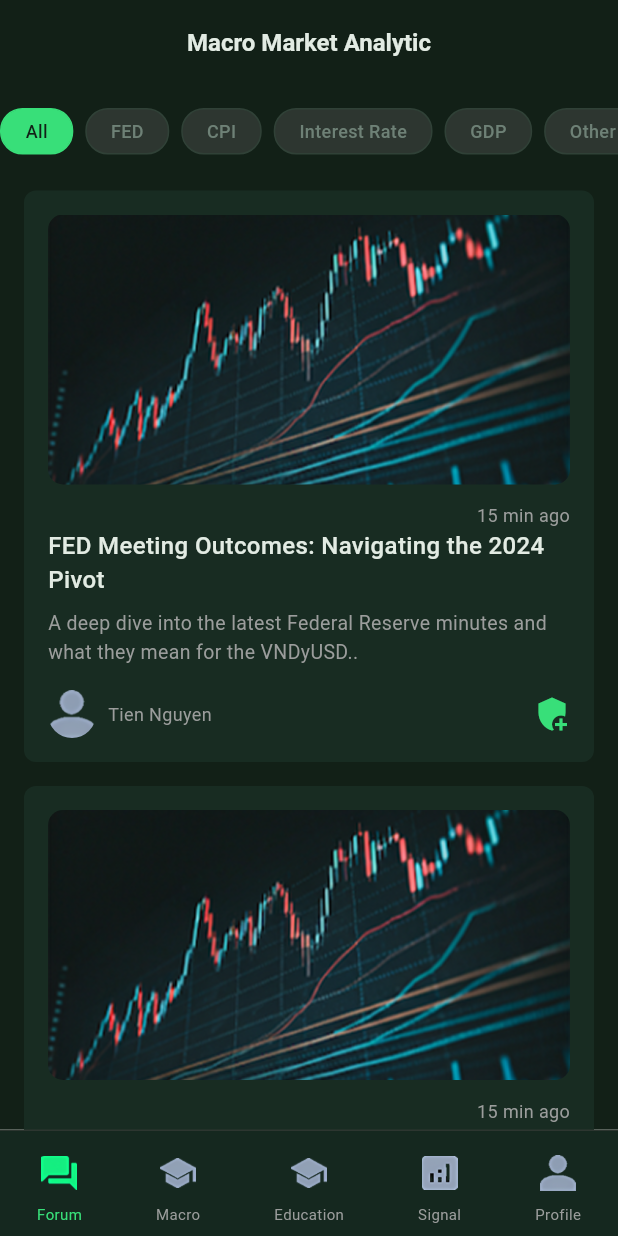
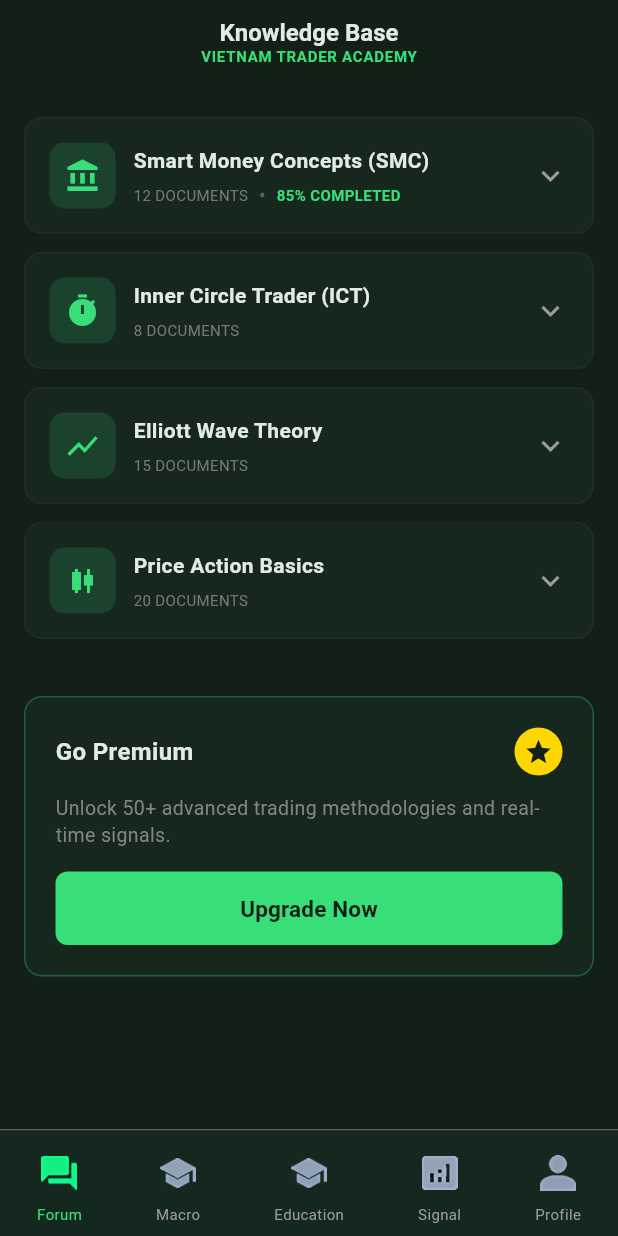
Before and after one commit to nhatlongtien/VN_Trader, a Flutter app: the TabBarScreen screen opened by its route, swiped to page 3, on a phone screen of 412 x 824 dp. Run offline on Flutter 3.47's test engine with Material 3 defaults, Android fonts, the phone set to English and light mode, and no system bars; our stand-ins replace bloc, cached_network_image, equatable, flutter_bloc, go_router.

Commit message:
Done UI academy

```diff
--- /dev/null
+++ b/vn_trader/lib/presentation/pages/academy_screen.dart
@@ -0,0 +1,207 @@
+import 'package:flutter/material.dart';
+import 'package:vn_trader/core/constants/app_colors.dart';
+import 'package:vn_trader/core/theme/app_text_styles.dart';
+import 'package:vn_trader/presentation/widgets/academy/index.dart';
+
+class AcademyScreen extends StatelessWidget {
+  const AcademyScreen({super.key});
+
+  @override
+  Widget build(BuildContext context) {
+    return const _AcademyScreenContent();
+  }
+}
+
+class _AcademyScreenContent extends StatefulWidget {
+  const _AcademyScreenContent();
+
+  @override
+  State<_AcademyScreenContent> createState() => _AcademyScreenContentState();
+}
+
+class _AcademyScreenContentState extends State<_AcademyScreenContent> {
+  final List<LearningPath> _learningPaths = [
+    LearningPath(
+      title: 'Smart Money Concepts (SMC)',
+      documentCount: '12 DOCUMENTS',
+      completionRate: '85% COMPLETED',
+      icon: Icons.account_balance,
+      isNew: false,
+      courses: [
+        CourseItem(
+          title: 'Market Structure Mastery',
+          duration: '12 mins',
+          level: 'Beginner',
+          isFree: true,
+        ),
+        CourseItem(
+          title: 'Liquidity & Inducement',
+          duration: '24 mins',
+          level: 'Advanced',
+          isFavorite: true,
+        ),
+      ],
+    ),
+    LearningPath(
+      title: 'Inner Circle Trader (ICT)',
+      documentCount: '8 DOCUMENTS',
+      completionRate: null,
+      icon: Icons.timer,
+      isNew: true,
+      courses: [
+        CourseItem(
+          title: 'ICT Concepts Introduction',
+          duration: '18 mins',
+          level: 'Beginner',
+          isFree: true,
+        ),
+        CourseItem(
+          title: 'Optimal Trade Entry',
+          duration: '32 mins',
+          level: 'Advanced',
+        ),
+        CourseItem(
+          title: 'Killzones & Sessions',
+          duration: '28 mins',
+          level: 'Intermediate',
+        ),
+      ],
+    ),
+    LearningPath(
+      title: 'Elliott Wave Theory',
+      documentCount: '15 DOCUMENTS',
+      completionRate: null,
+      icon: Icons.show_chart,
+      isNew: false,
+      courses: [
+        CourseItem(
+          title: 'Wave Patterns Basics',
+          duration: '22 mins',
+          level: 'Beginner',
+        ),
+        CourseItem(
+          title: 'Impulse & Corrective Waves',
+          duration: '35 mins',
+          level: 'Advanced',
+        ),
+        CourseItem(
+          title: 'Fibonacci & Wave Analysis',
+          duration: '28 mins',
+          level: 'Intermediate',
+          isFree: true,
+        ),
+      ],
+    ),
+    LearningPath(
+      title: 'Price Action Basics',
+      documentCount: '20 DOCUMENTS',
+      completionRate: null,
+      icon: Icons.candlestick_chart,
+      isNew: false,
+      courses: [
+        CourseItem(
+          title: 'Support & Resistance',
+          duration: '15 mins',
+          level: 'Beginner',
+          isFree: true,
+        ),
+        CourseItem(
+          title: 'Candlestick Patterns',
+          duration: '20 mins',
+          level: 'Beginner',
+          isFree: true,
+        ),
+        CourseItem(
+          title: 'Trend Analysis',
+          duration: '18 mins',
+          level: 'Intermediate',
+        ),
+      ],
+    ),
+  ];
+
+  @override
+  Widget build(BuildContext context) {
+    return Scaffold(
+      backgroundColor: AppColors.background,
+      appBar: AppBar(
+        backgroundColor: AppColors.background,
+        elevation: 0,
+        title: Column(
+          children: [
+            const Text(
+              'Knowledge Base',
+              style: TextStyle(
+                color: AppColors.textPrimary,
+                fontSize: 16,
+                fontWeight: FontWeight.w600,
+              ),
+            ),
+            Text(
+              'VIETNAM TRADER ACADEMY',
+              style: TextStyle(
+                color: AppColors.primary,
+                fontSize: 10,
+                fontWeight: FontWeight.w600,
+                letterSpacing: 0.5,
+              ),
+            ),
+          ],
+        ),
+        centerTitle: true,
+      ),
+      body: SingleChildScrollView(
+        child: Column(
+          crossAxisAlignment: CrossAxisAlignment.start,
+          children: [
+            const SizedBox(height: 16),
+            // Learning Paths List
+            ListView.builder(
+              shrinkWrap: true,
+              physics: const NeverScrollableScrollPhysics(),
+              itemCount: _learningPaths.length,
+              itemBuilder: (context, index) {
+                final path = _learningPaths[index];
+                return AcademyLearningPathCard(
+                  title: path.title,
+                  documentCount: path.documentCount,
+                  completionRate: path.completionRate,
+                  icon: path.icon,
+                  isNew: path.isNew,
+                  courses: path.courses,
+                );
+              },
+            ),
+            const SizedBox(height: 16),
+            // Premium Section
+            AcademyPremiumSection(
+              onUpgrade: () {
+                // Handle upgrade
+                debugPrint('Upgrade to Premium tapped');
+              },
+            ),
+            const SizedBox(height: 24),
+          ],
+        ),
+      ),
+    );
+  }
+}
+
+class LearningPath {
+  final String title;
+  final String documentCount;
+  final String? completionRate;
+  final IconData icon;
+  final bool isNew;
+  final List<CourseItem> courses;
+
+  LearningPath({
+    required this.title,
+    required this.documentCount,
+    this.completionRate,
+    required this.icon,
+    this.isNew = false,
+    required this.courses,
+  });
+}
--- a/vn_trader/lib/presentation/pages/index.dart
+++ b/vn_trader/lib/presentation/pages/index.dart
@@ -8,3 +8,4 @@
 export 'profile_screen.dart';
 export 'payment_history_screen.dart';
 export 'macro_analytic_screen.dart';
+export 'academy_screen.dart';
--- a/vn_trader/lib/presentation/pages/tab_bar_screen.dart
+++ b/vn_trader/lib/presentation/pages/tab_bar_screen.dart
@@ -76,7 +76,7 @@
           children: [
             const ForumScreen(),
             const MacroAnalyticScreen(),
-            const MacroAnalyticScreen(),
+            const AcademyScreen(),
             const SignalScreen(),
             const ProfileScreen()
           ],
@@ -95,9 +95,9 @@
             children: [
               _buildNavItem(0, 'Forum', 'assets/images/login/forum_ic.png', 'assets/images/login/forum_selected_ic.png'),
               _buildNavItem(1, 'Macro', 'assets/images/login/academy_ic.png', 'assets/images/login/academy_selected_ic.png'),
-              _buildNavItem(1, 'Education', 'assets/images/login/academy_ic.png', 'assets/images/login/academy_selected_ic.png'),
-              _buildNavItem(2, 'Signal', 'assets/images/login/signal_ic.png', 'assets/images/login/signal_selected_ic.png'),
-              _buildNavItem(3, 'Profile', 'assets/images/login/profile_ic.png', 'assets/images/login/profile_selected_ic.png'),
+              _buildNavItem(2, 'Education', 'assets/images/login/academy_ic.png', 'assets/images/login/academy_selected_ic.png'),
+              _buildNavItem(3, 'Signal', 'assets/images/login/signal_ic.png', 'assets/images/login/signal_selected_ic.png'),
+              _buildNavItem(4, 'Profile', 'assets/images/login/profile_ic.png', 'assets/images/login/profile_selected_ic.png'),
             ],
           ),
         ),
--- /dev/null
+++ b/vn_trader/lib/presentation/widgets/academy/academy_course_item.dart
@@ -0,0 +1,148 @@
+import 'package:flutter/material.dart';
+import 'package:vn_trader/core/constants/app_colors.dart';
+import 'package:vn_trader/core/theme/app_text_styles.dart';
+
+class AcademyCourseItem extends StatelessWidget {
+  final String title;
+  final String duration;
+  final String level;
+  final bool isFree;
+  final bool isFavorite;
+  final VoidCallback? onTap;
+
+  const AcademyCourseItem({
+    super.key,
+    required this.title,
+    required this.duration,
+    required this.level,
+    this.isFree = false,
+    this.isFavorite = false,
+    this.onTap,
+  });
+
+  @override
+  Widget build(BuildContext context) {
+    return GestureDetector(
+      onTap: onTap,
+      child: Container(
+        margin: const EdgeInsets.only(left: 10, right: 10, bottom: 8, top: 8),
+        padding: const EdgeInsets.all(12),
+        decoration: BoxDecoration(
+          color: AppColors.darkGreen1.withOpacity(0.5),
+          borderRadius: BorderRadius.circular(8),
+          border: Border.all(
+            color: AppColors.border.withOpacity(0.3),
+            width: 1,
+          ),
+        ),
+        child: Row(
+          children: [
+            // Icon
+            Container(
+              width: 36,
+              height: 36,
+              decoration: BoxDecoration(
+                color: AppColors.darkGreen3.withOpacity(0.5),
+                borderRadius: BorderRadius.circular(8),
+              ),
+              child: Icon(
+                Icons.description_outlined,
+                color: AppColors.primary.withOpacity(0.8),
+                size: 20,
+              ),
+            ),
+            const SizedBox(width: 12),
+            // Content
+            Expanded(
+              child: Column(
+                crossAxisAlignment: CrossAxisAlignment.start,
+                children: [
+                  Text(
+                    title,
+                    style: const TextStyle(
+                      color: AppColors.textPrimary,
+                      fontSize: 13,
+                      fontWeight: FontWeight.w500,
+                    ),
+                    maxLines: 2,
+                    overflow: TextOverflow.ellipsis,
+                  ),
+                  const SizedBox(height: 4),
+                  Row(
+                    children: [
+                      Text(
+                        duration,
+                        style: TextStyle(
+                          color: AppColors.textSecondary.withOpacity(0.7),
+                          fontSize: 11,
+                        ),
+                      ),
+                      const SizedBox(width: 8),
+                      Container(
+                        width: 3,
+                        height: 3,
+                        decoration: BoxDecoration(
+                          color: AppColors.textSecondary.withOpacity(0.5),
+                          shape: BoxShape.circle,
+                        ),
+                      ),
+                      const SizedBox(width: 8),
+                      Text(
+                        level,
+                        style: TextStyle(
+                          color: AppColors.textSecondary.withOpacity(0.7),
+                          fontSize: 11,
+                        ),
+                      ),
+                    ],
+                  ),
+                ],
+              ),
+            ),
+            // Badge
+            if (isFree)
+              Container(
+                padding: const EdgeInsets.symmetric(horizontal: 8, vertical: 4),
+                decoration: BoxDecoration(
+                  color: AppColors.primary.withOpacity(0.15),
+                  borderRadius: BorderRadius.circular(4),
+                  border: Border.all(
+                    color: AppColors.primary.withOpacity(0.3),
+                    width: 1,
+                  ),
+                ),
+                child: Text(
+                  'FREE',
+                  style: TextStyle(
+                    color: AppColors.primary,
+                    fontSize: 9,
+                    fontWeight: FontWeight.w700,
+                  ),
+                ),
+              ),
+            if (!isFree)
+              Container(
+                padding: const EdgeInsets.symmetric(horizontal: 8, vertical: 4),
+                decoration: BoxDecoration(
+                  color: Colors.yellow.withOpacity(0.25),
+                  borderRadius: BorderRadius.circular(4),
+                  border: Border.all(
+                    color: Colors.yellow.withOpacity(0.3),
+                    width: 1,
+                  ),
+                ),
+                child: Text(
+                  'PREMIUM',
+                  style: TextStyle(
+                    color: Colors.yellow,
+                    fontSize: 9,
+                    fontWeight: FontWeight.w700,
+                  ),
+                ),
+              ),
+          ],
+        ),
+      ),
+    );
+  }
+}
--- /dev/null
+++ b/vn_trader/lib/presentation/widgets/academy/academy_learning_path_card.dart
@@ -0,0 +1,198 @@
+import 'package:flutter/material.dart';
+import 'package:vn_trader/core/constants/app_colors.dart';
+import 'package:vn_trader/core/theme/app_text_styles.dart';
+import 'package:vn_trader/presentation/widgets/academy/academy_course_item.dart';
+
+class AcademyLearningPathCard extends StatefulWidget {
+  final String title;
+  final String documentCount;
+  final String? completionRate;
+  final IconData icon;
+  final bool isNew;
+  final List<CourseItem> courses;
+
+  const AcademyLearningPathCard({
+    super.key,
+    required this.title,
+    required this.documentCount,
+    this.completionRate,
+    required this.icon,
+    this.isNew = false,
+    required this.courses,
+  });
+
+  @override
+  State<AcademyLearningPathCard> createState() =>
+      _AcademyLearningPathCardState();
+}
+
+class _AcademyLearningPathCardState extends State<AcademyLearningPathCard> {
+  bool _isExpanded = false;
+
+  @override
+  Widget build(BuildContext context) {
+    return Container(
+      margin: const EdgeInsets.symmetric(horizontal: 16, vertical: 6),
+      decoration: BoxDecoration(
+        color: AppColors.darkGreen2.withOpacity(0.6),
+        borderRadius: BorderRadius.circular(12),
+        border: Border.all(
+          color: AppColors.border.withOpacity(0.4),
+          width: 1,
+        ),
+      ),
+      child: Column(
+        children: [
+          // Header
+          InkWell(
+            onTap: () {
+              setState(() {
+                _isExpanded = !_isExpanded;
+              });
+            },
+            borderRadius: BorderRadius.circular(12),
+            child: Padding(
+              padding: const EdgeInsets.all(16),
+              child: Row(
+                children: [
+                  // Icon
+                  Container(
+                    width: 44,
+                    height: 44,
+                    decoration: BoxDecoration(
+                      color: AppColors.primary.withOpacity(0.15),
+                      borderRadius: BorderRadius.circular(10),
+                    ),
+                    child: Icon(
+                      widget.icon,
+                      color: AppColors.primary,
+                      size: 24,
+                    ),
+                  ),
+                  const SizedBox(width: 12),
+                  // Content
+                  Expanded(
+                    child: Column(
+                      crossAxisAlignment: CrossAxisAlignment.start,
+                      children: [
+                        Row(
+                          children: [
+                            Expanded(
+                              child: Text(
+                                widget.title,
+                                style: const TextStyle(
+                                  color: AppColors.textPrimary,
+                                  fontSize: 14,
+                                  fontWeight: FontWeight.w600,
+                                ),
+                              ),
+                            ),
+                            // if (widget.isNew)
+                            //   Container(
+                            //     margin: const EdgeInsets.only(left: 8),
+                            //     padding: const EdgeInsets.symmetric(
+                            //       horizontal: 6,
+                            //       vertical: 2,
+                            //     ),
+                            //     decoration: BoxDecoration(
+                            //       color: AppColors.primary,
+                            //       borderRadius: BorderRadius.circular(4),
+                            //     ),
+                            //     child: const Text(
+                            //       'NEW',
+                            //       style: TextStyle(
+                            //         color: AppColors.background,
+                            //         fontSize: 9,
+                            //         fontWeight: FontWeight.w700,
+                            //       ),
+                            //     ),
+                            //   ),
+                          ],
+                        ),
+                        const SizedBox(height: 6),
+                        Row(
+                          children: [
+                            Text(
+                              widget.documentCount,
+                              style: TextStyle(
+                                color: AppColors.textSecondary.withOpacity(0.7),
+                                fontSize: 10,
+                              ),
+                            ),
+                            if (widget.completionRate != null) ...[
+                              const SizedBox(width: 8),
+                              Container(
+                                width: 3,
+                                height: 3,
+                                decoration: BoxDecoration(
+                                  color: AppColors.textSecondary.withOpacity(0.5),
+                                  shape: BoxShape.circle,
+                                ),
+                              ),
+                              const SizedBox(width: 8),
+                              Text(
+                                widget.completionRate!,
+                                style: TextStyle(
+                                  color: AppColors.primary,
+                                  fontSize: 10,
+                                  fontWeight: FontWeight.w600,
+                                ),
+                              ),
+                            ],
+                          ],
+                        ),
+                      ],
+                    ),
+                  ),
+                  // Expand Icon
+                  Icon(
+                    _isExpanded
+                        ? Icons.keyboard_arrow_up
+                        : Icons.keyboard_arrow_down,
+                    color: AppColors.textSecondary,
+                    size: 24,
+                  ),
+                ],
+              ),
+            ),
+          ),
+          // Expanded Content
+          if (_isExpanded && widget.courses.isNotEmpty)
+            Container(
+              padding: const EdgeInsets.only(bottom: 12),
+              child: Column(
+                children: widget.courses
+                    .map((course) => AcademyCourseItem(
+                          title: course.title,
+                          duration: course.duration,
+                          level: course.level,
+                          isFree: course.isFree,
+                          isFavorite: course.isFavorite,
+                          onTap: course.onTap,
+                        ))
+                    .toList(),
+              ),
+            ),
+        ],
+      ),
+    );
+  }
+}
+
+class CourseItem {
+  final String title;
+  final String duration;
+  final String level;
+  final bool isFree;
+  final bool isFavorite;
+  final VoidCallback? onTap;
+
+  CourseItem({
+    required this.title,
+    required this.duration,
+    required this.level,
+    this.isFree = false,
+    this.isFavorite = false,
+    this.onTap,
+  });
+}
--- /dev/null
+++ b/vn_trader/lib/presentation/widgets/academy/academy_premium_section.dart
@@ -0,0 +1,91 @@
+import 'package:flutter/material.dart';
+import 'package:vn_trader/core/constants/app_colors.dart';
+import 'package:vn_trader/core/theme/app_text_styles.dart';
+
+class AcademyPremiumSection extends StatelessWidget {
+  final VoidCallback? onUpgrade;
+
+  const AcademyPremiumSection({
+    super.key,
+    this.onUpgrade,
+  });
+
+  @override
+  Widget build(BuildContext context) {
+    return Container(
+      margin: const EdgeInsets.all(16),
+      padding: const EdgeInsets.all(20),
+      decoration: BoxDecoration(
+        color: AppColors.darkGreen2.withOpacity(0.6),
+        borderRadius: BorderRadius.circular(12),
+        border: Border.all(
+          color: AppColors.primary.withOpacity(0.3),
+          width: 1,
+        ),
+      ),
+      child: Column(
+        crossAxisAlignment: CrossAxisAlignment.start,
+        children: [
+          Row(
+            children: [
+              Text(
+                'Go Premium',
+                style: const TextStyle(
+                  color: AppColors.textPrimary,
+                  fontSize: 16,
+                  fontWeight: FontWeight.w700,
+                ),
+              ),
+              const Spacer(),
+              Container(
+                width: 32,
+                height: 32,
+                decoration: BoxDecoration(
+                  color: Color(0xFFFFD700),
+                  shape: BoxShape.circle,
+                ),
+                child: Icon(
+                  Icons.star,
+                  color: AppColors.background,
+                  size: 20,
+                ),
+              ),
+            ],
+          ),
+          const SizedBox(height: 12),
+          Text(
+            'Unlock 50+ advanced trading methodologies and real-time signals.',
+            style: TextStyle(
+              color: AppColors.textSecondary.withOpacity(0.8),
+              fontSize: 13,
+              height: 1.4,
+            ),
+          ),
+          const SizedBox(height: 16),
+          SizedBox(
+            width: double.infinity,
+            child: ElevatedButton(
+              onPressed: onUpgrade,
+              style: ElevatedButton.styleFrom(
+                backgroundColor: AppColors.primary,
+                foregroundColor: AppColors.background,
+                padding: const EdgeInsets.symmetric(vertical: 14),
+                shape: RoundedRectangleBorder(
+                  borderRadius: BorderRadius.circular(8),
+                ),
+                elevation: 0,
+              ),
+              child: const Text(
+                'Upgrade Now',
+                style: TextStyle(
+                  fontSize: 15,
+                  fontWeight: FontWeight.w600,
+                ),
+              ),
+            ),
+          ),
+        ],
+      ),
+    );
+  }
+}
--- /dev/null
+++ b/vn_trader/lib/presentation/widgets/academy/index.dart
@@ -0,0 +1,3 @@
+export 'academy_learning_path_card.dart';
+export 'academy_course_item.dart';
+export 'academy_premium_section.dart';
```
Also changed, not shown: 2 other files.
